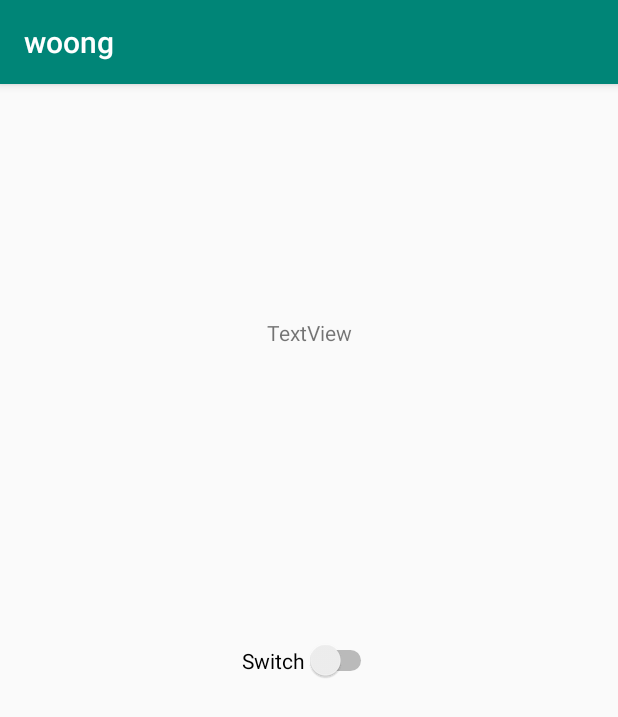
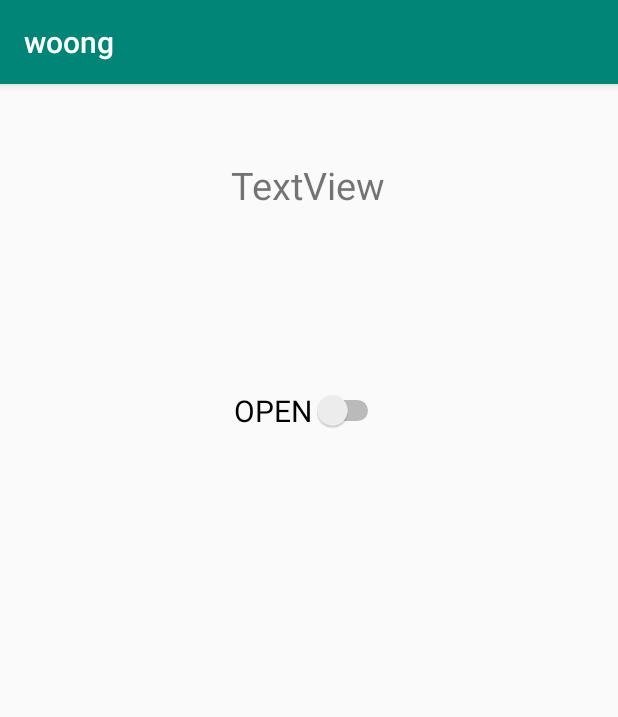
Before and after one commit to juser0719/dankook_app_pro1, an Android app: the OpenActivity screen opened directly, with no data from a screen before it, on a phone screen of 412 x 824 dp. Shown: the top 717 px of the screen. Run offline under Robolectric (Android 15) with nearby library versions, the phone set to English and light mode, and no system bars; our stand-ins replace Firebase (no records; nobody signed in at launch, a user with empty details on screens opened directly).

```diff
--- a/app/src/main/res/layout/activity_open.xml
+++ b/app/src/main/res/layout/activity_open.xml
@@ -1,29 +1,32 @@
 <?xml version="1.0" encoding="utf-8"?>
-<androidx.constraintlayout.widget.ConstraintLayout xmlns:android="http://schemas.android.com/apk/res/android"
-    xmlns:app="http://schemas.android.com/apk/res-auto"
-    xmlns:tools="http://schemas.android.com/tools"
+<LinearLayout xmlns:android="http://schemas.android.com/apk/res/android"
+
     android:layout_width="match_parent"
     android:layout_height="match_parent"
-    tools:context=".OpenActivity">
-
-    <Switch
-        android:id="@+id/switch2"
-        android:layout_width="wrap_content"
-        android:layout_height="wrap_content"
-        android:text="Switch"
-        app:layout_constraintBottom_toBottomOf="parent"
-        app:layout_constraintEnd_toEndOf="parent"
-        app:layout_constraintStart_toStartOf="parent"
-        app:layout_constraintTop_toTopOf="parent" />
-
+    android:orientation="vertical"
+>
+    <Space
+        android:layout_width="match_parent"
+        android:layout_height="50dp" />
     <TextView
         android:id="@+id/hello"
         android:layout_width="wrap_content"
         android:layout_height="wrap_content"
         android:layout_marginBottom="39dp"
         android:text="TextView"
-        app:layout_constraintBottom_toTopOf="@+id/switch2"
-        app:layout_constraintEnd_toEndOf="parent"
-        app:layout_constraintStart_toStartOf="parent"
-        app:layout_constraintTop_toTopOf="parent" />
-</androidx.constraintlayout.widget.ConstraintLayout>
+        android:textSize="25dp"
+        android:layout_gravity="center"
+        />
+    <Space
+        android:layout_width="match_parent"
+        android:layout_height="80dp" />
+    <Switch
+        android:id="@+id/switch2"
+        android:layout_width="wrap_content"
+        android:layout_height="wrap_content"
+        android:text="OPEN"
+        android:textSize="20dp"
+        android:layout_gravity="center"/>
+
+
+</LinearLayout>
```
Also changed, not shown: app/src/main/java/com/example/woong/MainActivity.java (+3 -20 lines), app/src/main/java/com/example/woong/OpenActivity.java (+41 -2 lines).
